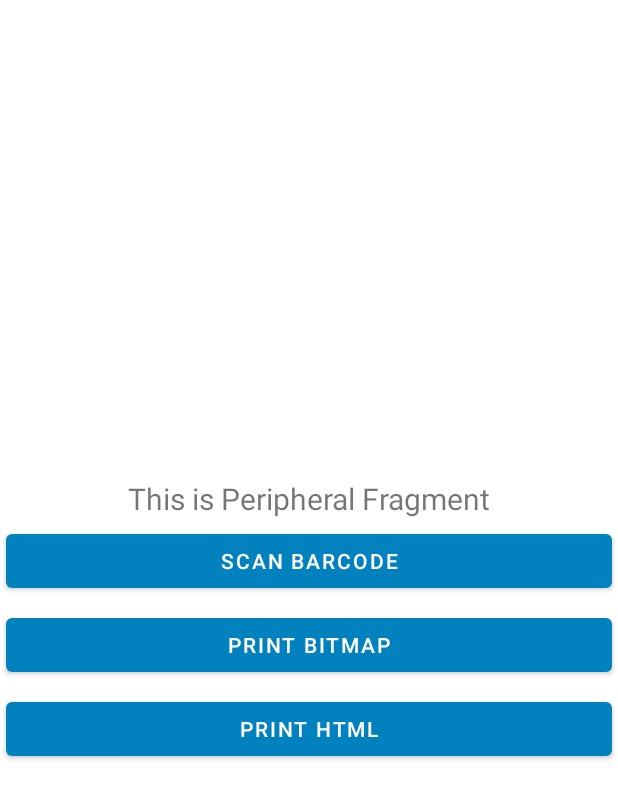
After one commit to egidijusk/psdk-android-sdi-reference-app, an Android app: the fragment PeripheralFragment shown on its own in the app's theme, on a phone screen of 412 x 824 dp. The commit adds this screen. Shown: the top 799 px of the screen. Run offline under Robolectric (Android 15) with nearby library versions, the phone set to English and light mode, and no system bars; 1 statement that could not run was skipped.

Commit message:
Added peripheral integration

```diff
--- a/app/src/main/java/com/priv/verifone/psdk/sdiapplication/MainActivity.kt
+++ b/app/src/main/java/com/priv/verifone/psdk/sdiapplication/MainActivity.kt
@@ -50,7 +50,8 @@ class MainActivity : AppCompatActivity() {
         // menu should be considered as top level destinations.
         appBarConfiguration = AppBarConfiguration(
             setOf(
-                R.id.nav_home, R.id.nav_transaction, R.id.nav_updateservice, R.id.nav_config, R.id.nav_usb
+                R.id.nav_home, R.id.nav_transaction, R.id.nav_peripheral_service,
+                R.id.nav_updateservice, R.id.nav_config, R.id.nav_usb
             ), drawerLayout
         )
         setupActionBarWithNavController(navController, appBarConfiguration)
--- /dev/null
+++ b/app/src/main/java/com/priv/verifone/psdk/sdiapplication/ui/peripherals/PeripheralFragment.kt
@@ -0,0 +1,65 @@
+/*
+* Copyright (c) 2021 by VeriFone, Inc.
+* All Rights Reserved.
+* THIS FILE CONTAINS PROPRIETARY AND CONFIDENTIAL INFORMATION
+* AND REMAINS THE UNPUBLISHED PROPERTY OF VERIFONE, INC.
+*
+* Use, disclosure, or reproduction is prohibited
+* without prior written approval from VeriFone, Inc.
+*/
+
+package com.priv.verifone.psdk.sdiapplication.ui.peripherals
+
+import android.os.Bundle
+import android.view.LayoutInflater
+import android.view.View
+import android.view.ViewGroup
+import android.widget.TextView
+import androidx.fragment.app.Fragment
+import androidx.lifecycle.ViewModelProvider
+import com.priv.verifone.psdk.sdiapplication.databinding.FragmentPeripheralBinding
+import com.priv.verifone.psdk.sdiapplication.ui.viewmodel.PsdkViewModelFactory
+import com.priv.verifone.psdk.sdiapplication.utils.getAttributesForBarcodeScanning
+
+class PeripheralFragment : Fragment() {
+
+    private var _binding: FragmentPeripheralBinding? = null
+
+    // This property is only valid between onCreateView and onDestroyView.
+    private val binding get() = _binding!!
+
+    override fun onCreateView(
+        inflater: LayoutInflater,
+        container: ViewGroup?,
+        savedInstanceState: Bundle?
+    ): View {
+        val peripheralViewModel = ViewModelProvider(
+            requireActivity(),
+            PsdkViewModelFactory(requireActivity().application)
+        )[PeripheralViewModel::class.java]
+
+        _binding = FragmentPeripheralBinding.inflate(inflater, container, false)
+        val root: View = binding.root
+
+        val textView: TextView = binding.statusText
+        peripheralViewModel.text.observe(viewLifecycleOwner) {
+            textView.text = it
+        }
+
+        binding.btnScanBarcode.setOnClickListener {
+            peripheralViewModel.scanBarCode(getAttributesForBarcodeScanning(requireContext()))
+        }
+        binding.btnPrintBitmap.setOnClickListener {
+            peripheralViewModel.printBitmapReceipt()
+        }
+        binding.btnPrintHtml.setOnClickListener {
+            peripheralViewModel.printHTMLReceipt()
+        }
+        return root
+    }
+
+    override fun onDestroyView() {
+        super.onDestroyView()
+        _binding = null
+    }
+}
--- /dev/null
+++ b/app/src/main/java/com/priv/verifone/psdk/sdiapplication/ui/peripherals/PeripheralViewModel.kt
@@ -0,0 +1,58 @@
+/*
+* Copyright (c) 2021 by VeriFone, Inc.
+* All Rights Reserved.
+* THIS FILE CONTAINS PROPRIETARY AND CONFIDENTIAL INFORMATION
+* AND REMAINS THE UNPUBLISHED PROPERTY OF VERIFONE, INC.
+*
+* Use, disclosure, or reproduction is prohibited
+* without prior written approval from VeriFone, Inc.
+*/
+
+package com.priv.verifone.psdk.sdiapplication.ui.peripherals
+
+import android.app.Application
+import androidx.lifecycle.LiveData
+import androidx.lifecycle.MutableLiveData
+import com.priv.verifone.psdk.sdiapplication.PSDKContext
+import com.priv.verifone.psdk.sdiapplication.scanner.BarcodeScanner
+import com.priv.verifone.psdk.sdiapplication.scanner.ScannerCallback
+import com.priv.verifone.psdk.sdiapplication.sdi.system.SdiSystem
+import com.priv.verifone.psdk.sdiapplication.ui.viewmodel.BaseViewModel
+
+class PeripheralViewModel(val app: Application) : BaseViewModel(app), ScannerCallback {
+
+    private val _text = MutableLiveData<String>().apply {
+        value = "This is Peripheral Fragment"
+    }
+    val text: LiveData<String> = _text
+    private val paymentSdk = (app as PSDKContext).paymentSDK
+    private val barcodeScanner = BarcodeScanner(paymentSdk, this)
+    private val sdiSystem = SdiSystem(paymentSdk.sdiManager)
+
+    fun printBitmapReceipt() {
+        background {
+            sdiSystem.printBmp(app)
+        }
+    }
+
+    fun printHTMLReceipt() {
+        background {
+            sdiSystem.printHtml(app)
+        }
+    }
+
+    fun scanBarCode(scanningAttributes: HashMap<String, Any>) {
+        background {
+            barcodeScanner.scanBarcode(scanningAttributes)
+        }
+    }
+
+    override fun onSuccess(barcodeData: String) {
+        _text.postValue(barcodeData)
+        barcodeScanner.stopBarcodeScanning()
+    }
+
+    override fun onError(status: String) {
+        _text.postValue(status)
+    }
+}
--- a/app/src/main/java/com/priv/verifone/psdk/sdiapplication/ui/viewmodel/PsdkViewModelFactory.kt
+++ b/app/src/main/java/com/priv/verifone/psdk/sdiapplication/ui/viewmodel/PsdkViewModelFactory.kt
@@ -11,16 +11,14 @@
 package com.priv.verifone.psdk.sdiapplication.ui.viewmodel
 
 import android.app.Application
-
 import androidx.lifecycle.ViewModel
 import androidx.lifecycle.ViewModelProvider
-import com.priv.verifone.psdk.sdiapplication.ui.barcodescan.ScannerViewModel
 import com.priv.verifone.psdk.sdiapplication.ui.configuration.ConfigurationViewModel
 import com.priv.verifone.psdk.sdiapplication.ui.home.HomeViewModel
+import com.priv.verifone.psdk.sdiapplication.ui.peripherals.PeripheralViewModel
 import com.priv.verifone.psdk.sdiapplication.ui.transaction.TransactionViewModel
 import com.priv.verifone.psdk.sdiapplication.ui.updateservice.UpdateserviceViewModel
 import com.priv.verifone.psdk.sdiapplication.ui.usb.UsbViewModel
-
 
 class PsdkViewModelFactory(
     private val application: Application,
@@ -43,8 +41,8 @@ class PsdkViewModelFactory(
         if (modelClass.isAssignableFrom(UsbViewModel::class.java)) {
             return UsbViewModel(application) as T
         }
-        if (modelClass.isAssignableFrom(ScannerViewModel::class.java)) {
-            return ScannerViewModel(application) as T
+        if (modelClass.isAssignableFrom(PeripheralViewModel::class.java)) {
+            return PeripheralViewModel(application) as T
         }
         throw IllegalArgumentException("Unknown ViewModel class")
     }
--- /dev/null
+++ b/app/src/main/res/layout/fragment_peripheral.xml
@@ -0,0 +1,58 @@
+<?xml version="1.0" encoding="utf-8"?>
+<androidx.constraintlayout.widget.ConstraintLayout xmlns:android="http://schemas.android.com/apk/res/android"
+    xmlns:app="http://schemas.android.com/apk/res-auto"
+    xmlns:tools="http://schemas.android.com/tools"
+    android:layout_width="match_parent"
+    android:layout_height="match_parent"
+    tools:context=".ui.peripherals.PeripheralFragment">
+
+    <LinearLayout
+        android:layout_width="match_parent"
+        android:layout_height="wrap_content"
+        android:orientation="vertical"
+        app:layout_constraintBottom_toBottomOf="parent"
+        app:layout_constraintEnd_toEndOf="parent"
+        app:layout_constraintStart_toStartOf="parent"
+        app:layout_constraintTop_toTopOf="parent">
+
+        <TextView
+            android:id="@+id/status_text"
+            android:layout_width="match_parent"
+            android:layout_height="wrap_content"
+            android:layout_marginStart="8dp"
+            android:layout_marginTop="8dp"
+            android:layout_marginEnd="8dp"
+            android:textAlignment="center"
+            android:textSize="20sp"
+            app:layout_constraintBottom_toBottomOf="parent"
+            app:layout_constraintEnd_toEndOf="parent"
+            app:layout_constraintStart_toStartOf="parent"
+            app:layout_constraintTop_toTopOf="parent" />
+
+        <Button
+            android:id="@+id/btn_scan_barcode"
+            android:layout_width="match_parent"
+            android:layout_height="wrap_content"
+            android:layout_gravity="center"
+            android:layout_margin="@dimen/margin"
+            android:text="@string/scan_barcode" />
+
+        <Button
+            android:id="@+id/btn_print_bitmap"
+            android:layout_width="match_parent"
+            android:layout_height="wrap_content"
+            android:layout_gravity="center"
+            android:layout_margin="@dimen/margin"
+            android:text="@string/print_bitmap" />
+
+        <Button
+            android:id="@+id/btn_print_html"
+            android:layout_width="match_parent"
+            android:layout_height="wrap_content"
+            android:layout_gravity="center"
+            android:layout_margin="@dimen/margin"
+            android:text="@string/print_html" />
+
+    </LinearLayout>
+
+</androidx.constraintlayout.widget.ConstraintLayout>
--- a/app/src/main/res/menu/activity_main_drawer.xml
+++ b/app/src/main/res/menu/activity_main_drawer.xml
@@ -17,9 +17,9 @@
             android:icon="@drawable/ic_menu_transaction"
             android:title="@string/transaction" />
         <item
-            android:id="@+id/nav_barcode_scanning"
+            android:id="@+id/nav_peripheral_service"
             android:icon="@drawable/ic_menu_scan"
-            android:title="@string/scan_barcode" />
+            android:title="@string/peripheral_service" />
         <item
             android:id="@+id/nav_updateservice"
             android:icon="@drawable/ic_menu_download"
--- a/app/src/main/res/values/strings.xml
+++ b/app/src/main/res/values/strings.xml
@@ -14,7 +14,9 @@
     <string name="start_manual_entry_transaction">Manual Entry Transaction</string>
     <string name="start_nfc_transaction">Start NFC Transaction</string>
     <string name="print_html">Print HTML</string>
+    <string name="print_bitmap">Print Bitmap</string>
     <string name="scan_barcode">Scan Barcode</string>
+    <string name="peripheral_service">Peripherals</string>
     <string name="transaction">Transaction Options</string>
     <string name="menu_updateservice">Update Service</string>
     <string name="menu_transaction">Transaction</string>
```
Also changed, not shown: app/src/main/java/com/priv/verifone/psdk/sdiapplication/ui/barcodescan/ScannerFragment.kt (deleted, +0 -59 lines), app/src/main/java/com/priv/verifone/psdk/sdiapplication/ui/barcodescan/ScannerViewModel.kt (deleted, +0 -44 lines), app/src/main/res/navigation/mobile_navigation.xml (+5 -4 lines), 1 other file.
